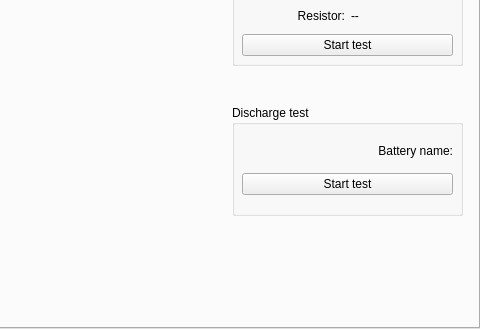
This is form.ui in SFLACUEVA/AppQT as Qt 5 draws it before an edit; both pictures show x 320 to 800 and y 151 to 480 of the 800 by 480 pixel window. The edited form follows.
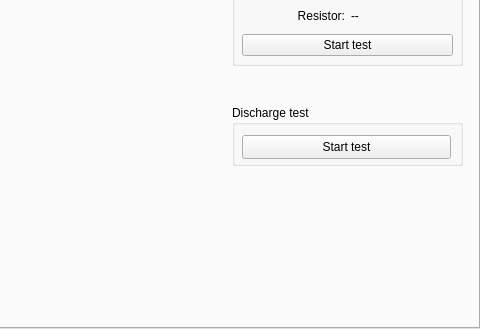
This is the edited form. The open tabs and pages were chosen to show the change.

The edit to the form file:
```diff
--- a/form.ui
+++ b/form.ui
@@ -783,51 +783,24 @@
         <x>550</x>
         <y>230</y>
         <width>231</width>
-        <height>111</height>
+        <height>61</height>
        </rect>
       </property>
       <property name="title">
        <string>Discharge test</string>
       </property>
-      <widget class="QWidget" name="verticalLayoutWidget_6">
+      <widget class="QPushButton" name="testBtn_2">
        <property name="geometry">
         <rect>
          <x>10</x>
          <y>30</y>
-         <width>211</width>
-         <height>71</height>
+         <width>209</width>
+         <height>24</height>
         </rect>
        </property>
-       <layout class="QVBoxLayout" name="verticalLayout_10">
-        <item>
-         <layout class="QHBoxLayout" name="horizontalLayout_5">
-          <item>
-           <layout class="QVBoxLayout" name="verticalLayout_11">
-            <item>
-             <widget class="QLabel" name="label_39">
-              <property name="text">
-               <string>Battery name:</string>
-              </property>
-              <property name="alignment">
-               <set>Qt::AlignmentFlag::AlignRight|Qt::AlignmentFlag::AlignTrailing|Qt::AlignmentFlag::AlignVCenter</set>
-              </property>
-             </widget>
-            </item>
-           </layout>
-          </item>
-          <item>
-           <layout class="QVBoxLayout" name="discLayout"/>
-          </item>
-         </layout>
-        </item>
-        <item>
-         <widget class="QPushButton" name="testBtn_2">
-          <property name="text">
-           <string>Start test</string>
-          </property>
-         </widget>
-        </item>
-       </layout>
+       <property name="text">
+        <string>Start test</string>
+       </property>
       </widget>
      </widget>
     </widget>
```
Left out of the diff: 2 changed lines with no effect on the pictures.
